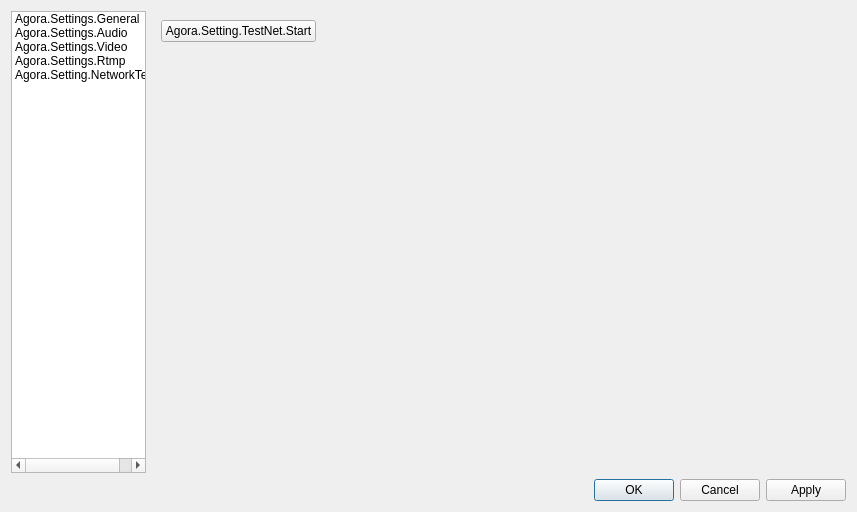
First picture: the form in src/forms/AgoraSettings.ui, repository AgoraIO/OBS, before the edit.
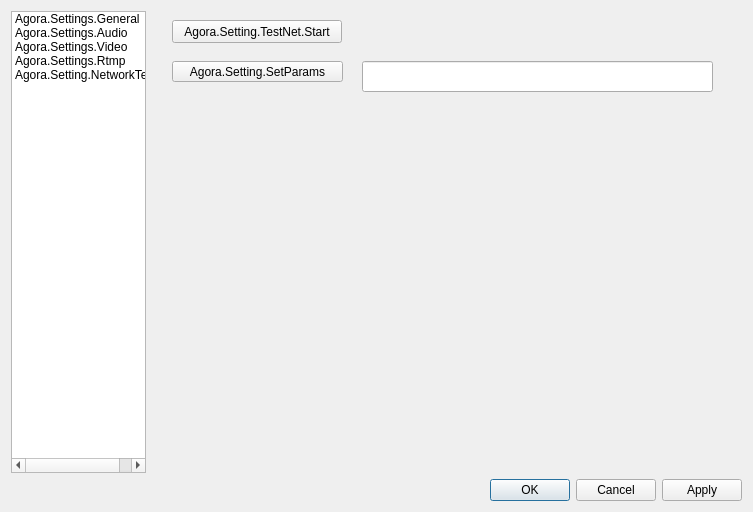
Second picture: the form after the edit. The open tabs and pages were chosen to show the change.

```diff
--- a/src/forms/AgoraSettings.ui
+++ b/src/forms/AgoraSettings.ui
@@ -6,7 +6,7 @@
    <rect>
     <x>0</x>
     <y>0</y>
-    <width>857</width>
+    <width>753</width>
     <height>512</height>
    </rect>
   </property>
@@ -25,10 +25,17 @@
   <property name="windowTitle">
    <string>Settings</string>
   </property>
-  <layout class="QVBoxLayout" name="verticalLayout">
-   <item>
-    <layout class="QHBoxLayout" name="horizontalLayout">
-     <item>
+  <layout class="QGridLayout" name="gridLayout">
+   <item row="1" column="0">
+    <widget class="QDialogButtonBox" name="buttonBox">
+     <property name="standardButtons">
+      <set>QDialogButtonBox::Apply|QDialogButtonBox::Cancel|QDialogButtonBox::Ok</set>
+     </property>
+    </widget>
+   </item>
+   <item row="0" column="0">
+    <layout class="QGridLayout" name="gridLayout_2">
+     <item row="0" column="0">
       <widget class="QListWidget" name="listWidget">
        <property name="sizePolicy">
         <sizepolicy hsizetype="Minimum" vsizetype="Expanding">
@@ -78,7 +85,7 @@
        </item>
       </widget>
      </item>
-     <item>
+     <item row="0" column="1">
       <widget class="QStackedWidget" name="settingsPages">
        <property name="currentIndex">
         <number>0</number>
@@ -1777,43 +1784,66 @@
         </layout>
        </widget>
        <widget class="QWidget" name="netTestPage">
-        <layout class="QFormLayout" name="formLayout_5">
-         <property name="fieldGrowthPolicy">
-          <enum>QFormLayout::AllNonFixedFieldsGrow</enum>
+        <widget class="QLabel" name="labelTestNetWork">
+         <property name="geometry">
+          <rect>
+           <x>15</x>
+           <y>265</y>
+           <width>16</width>
+           <height>16</height>
+          </rect>
          </property>
-         <property name="labelAlignment">
-          <set>Qt::AlignRight|Qt::AlignTrailing|Qt::AlignVCenter</set>
+         <property name="styleSheet">
+          <string notr="true">color: rgb(255, 0, 0);</string>
          </property>
-         <item row="0" column="0">
-          <widget class="QPushButton" name="btnNetworkTest">
-           <property name="text">
-            <string>Agora.Setting.TestNet.Start</string>
-           </property>
-          </widget>
-         </item>
-         <item row="0" column="1">
-          <widget class="QLabel" name="labelTestNetWork">
-           <property name="styleSheet">
-            <string notr="true">color: rgb(255, 0, 0);</string>
-           </property>
-           <property name="text">
-            <string/>
-           </property>
-          </widget>
-         </item>
-        </layout>
+         <property name="text">
+          <string/>
+         </property>
+        </widget>
+        <widget class="QPushButton" name="btnNetworkTest">
+         <property name="enabled">
+          <bool>true</bool>
+         </property>
+         <property name="geometry">
+          <rect>
+           <x>20</x>
+           <y>9</y>
+           <width>170</width>
+           <height>23</height>
+          </rect>
+         </property>
+         <property name="text">
+          <string>Agora.Setting.TestNet.Start</string>
+         </property>
+        </widget>
+        <widget class="QPushButton" name="btnSetParams">
+         <property name="geometry">
+          <rect>
+           <x>20</x>
+           <y>50</y>
+           <width>171</width>
+           <height>21</height>
+          </rect>
+         </property>
+         <property name="text">
+          <string>Agora.Setting.SetParams</string>
+         </property>
+        </widget>
+        <widget class="QLineEdit" name="lineEditParams">
+         <property name="geometry">
+          <rect>
+           <x>210</x>
+           <y>50</y>
+           <width>351</width>
+           <height>31</height>
+          </rect>
+         </property>
+        </widget>
        </widget>
       </widget>
      </item>
     </layout>
    </item>
-   <item>
-    <widget class="QDialogButtonBox" name="buttonBox">
-     <property name="standardButtons">
-      <set>QDialogButtonBox::Apply|QDialogButtonBox::Cancel|QDialogButtonBox::Ok</set>
-     </property>
-    </widget>
-   </item>
   </layout>
  </widget>
  <tabstops>
```
Left out of the diff: 24 changed lines with no effect on the pictures.
